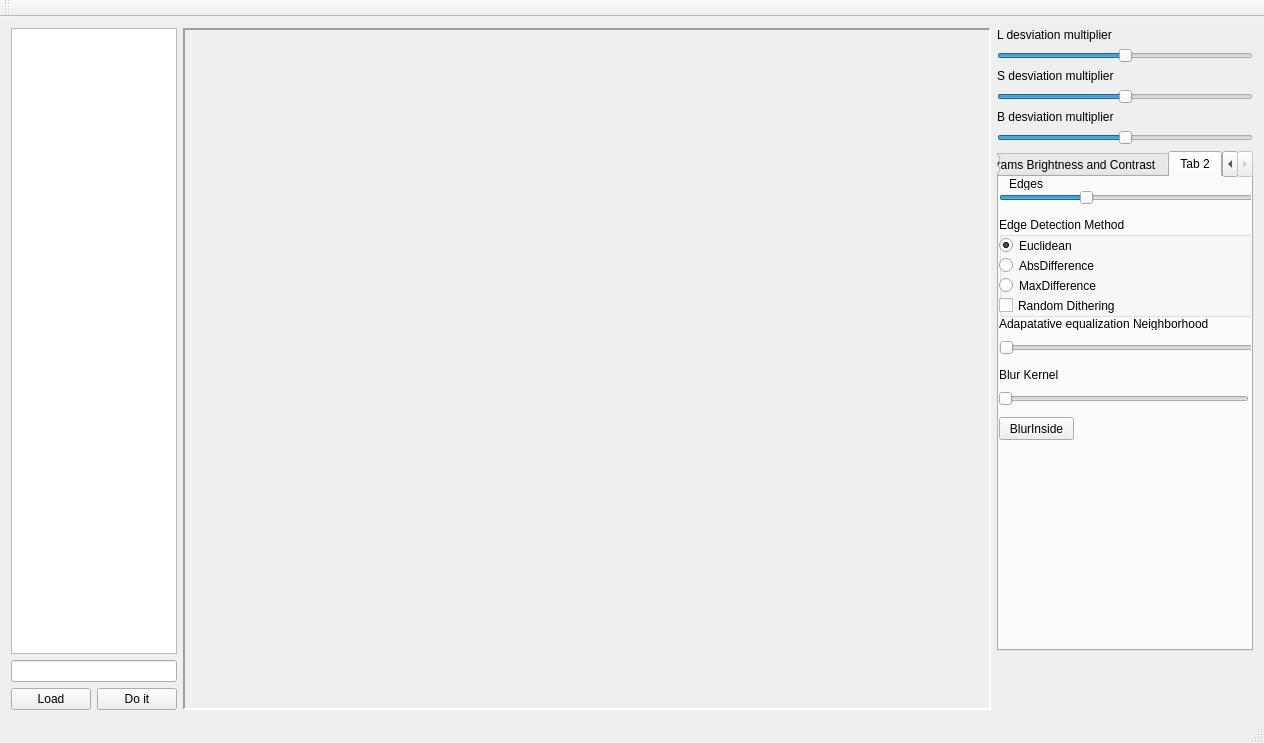
First picture: the form in fpimage.ui, repository Xuzon/ImageProcessing, before the edit.
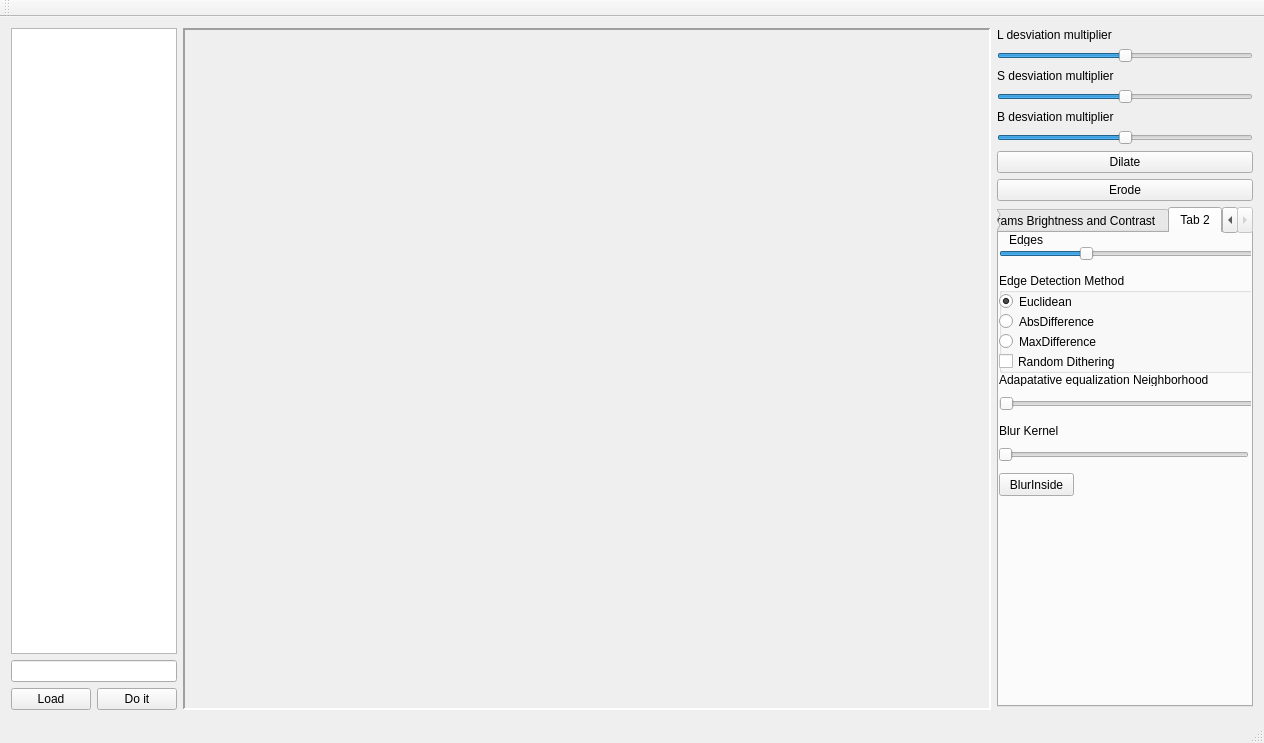
Second picture: the form after the edit.

Commit message: Started with erode and dilate

```diff
--- a/fpimage.ui
+++ b/fpimage.ui
@@ -140,6 +140,20 @@
         </property>
        </widget>
       </item>
+      <item>
+       <widget class="QPushButton" name="BDilate">
+        <property name="text">
+         <string>Dilate</string>
+        </property>
+       </widget>
+      </item>
+      <item>
+       <widget class="QPushButton" name="BErode">
+        <property name="text">
+         <string>Erode</string>
+        </property>
+       </widget>
+      </item>
       <item>
        <widget class="QTabWidget" name="tabWidget">
         <property name="minimumSize">
```
The commit also changes 15 other files.
